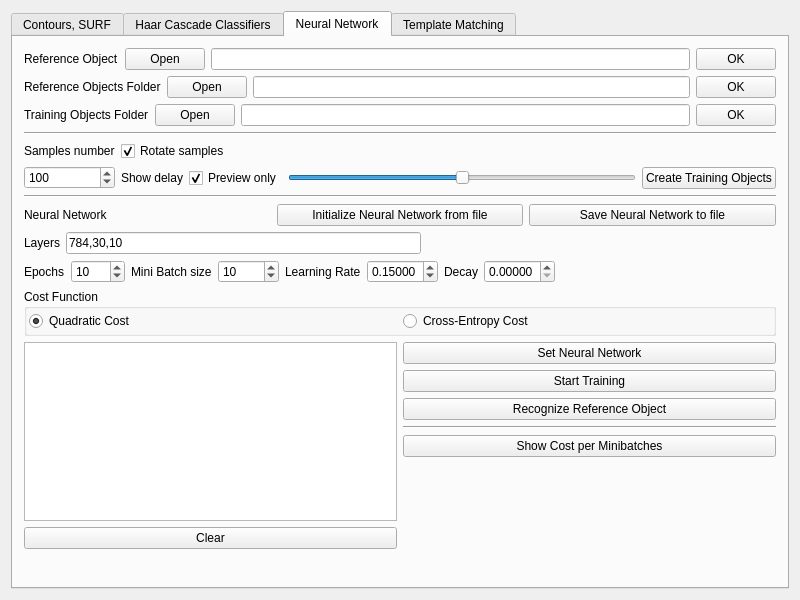
This is software/computer/client/opencv/imagelab/mainwindow.ui in wercool/valter as Qt 5 draws it before an edit. The edited form follows.
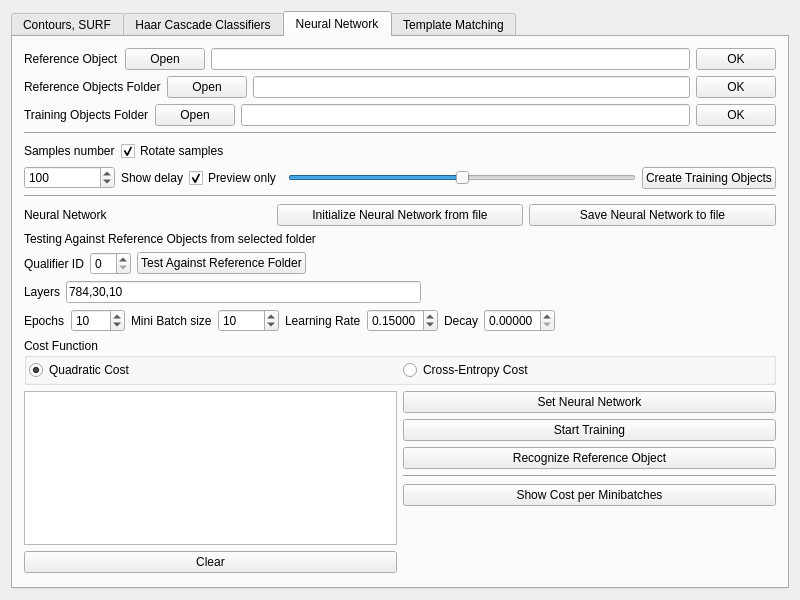
This is the edited form. The open tabs and pages were chosen to show the change. Icons and pictures are not drawn.

Commit message: nn: testing against reference objects from folder

Diff of the .ui file:
```diff
--- a/software/computer/client/opencv/imagelab/mainwindow.ui
+++ b/software/computer/client/opencv/imagelab/mainwindow.ui
@@ -1789,6 +1789,54 @@
               </item>
              </layout>
             </item>
+            <item>
+             <widget class="QLabel" name="label_15">
+              <property name="text">
+               <string>Testing Against Reference Objects from selected folder</string>
+              </property>
+             </widget>
+            </item>
+            <item>
+             <layout class="QHBoxLayout" name="horizontalLayout_37">
+              <property name="topMargin">
+               <number>0</number>
+              </property>
+              <item>
+               <widget class="QLabel" name="label_14">
+                <property name="text">
+                 <string>Qualifier ID</string>
+                </property>
+               </widget>
+              </item>
+              <item>
+               <widget class="QSpinBox" name="nnQualifierIDSpinBox">
+                <property name="maximum">
+                 <number>99</number>
+                </property>
+               </widget>
+              </item>
+              <item>
+               <widget class="QPushButton" name="nnTestAgainstReferenceFolderButton">
+                <property name="text">
+                 <string>Test Against Reference Folder</string>
+                </property>
+               </widget>
+              </item>
+              <item>
+               <spacer name="horizontalSpacer_7">
+                <property name="orientation">
+                 <enum>Qt::Horizontal</enum>
+                </property>
+                <property name="sizeHint" stdset="0">
+                 <size>
+                  <width>40</width>
+                  <height>20</height>
+                 </size>
+                </property>
+               </spacer>
+              </item>
+             </layout>
+            </item>
             <item>
              <layout class="QHBoxLayout" name="horizontalLayout_20">
               <property name="topMargin">
```
Left out of the diff: 20 changed lines with no effect on the pictures. The commit also changes 4 other files.
